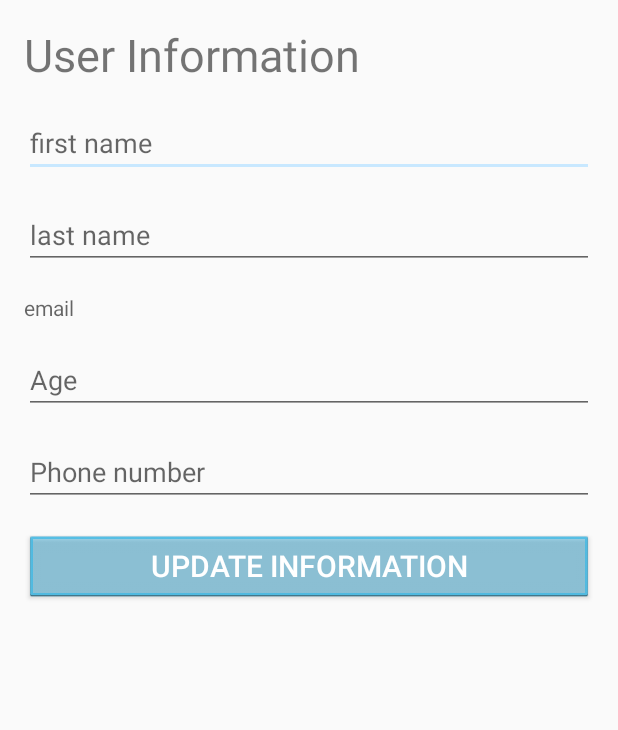
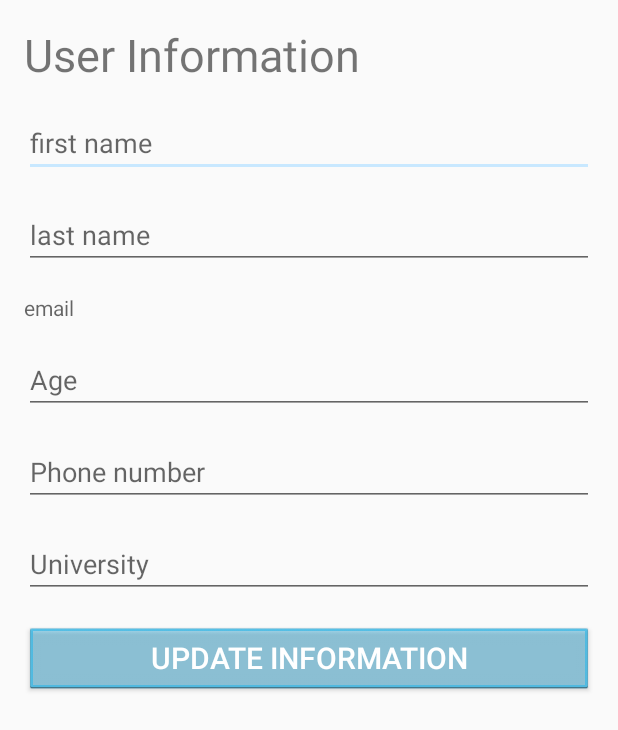
Before and after one commit to vovanluan/PTUDDD_Assignment2, an Android app: the HomeActivity screen opened directly, with no data from a screen before it, in the side drawer, after a tap on "Profile", on a phone screen of 412 x 824 dp. Shown: the top 730 px of the screen. Run offline under Robolectric (Android 15) with nearby library versions, the phone set to English and light mode, and no system bars; libraries missing offline, so code that uses them is left out: com.weiwangcn.betterspinner; 8 statements that could not run were skipped.

Commit message:
Add update user info

```diff
--- a/app/src/main/AndroidManifest.xml
+++ b/app/src/main/AndroidManifest.xml
@@ -5,6 +5,7 @@
     <uses-permission android:name="android.permission.INTERNET" />
 
     <application
+        android:name="entity.MyApplication"
         android:allowBackup="true"
         android:icon="@mipmap/ic_launcher"
         android:label="@string/app_name"
--- a/app/src/main/java/com/example/luan/activity/HomeActivity.java
+++ b/app/src/main/java/com/example/luan/activity/HomeActivity.java
@@ -45,6 +45,7 @@ import Fragment.StudentFragment;
 import adapter.UserAdapter;
 import adapter.ViewPagerAdapter;
 import entity.Card;
+import entity.DataHolder;
 import entity.User;
 import support.Support;
 
@@ -113,15 +114,9 @@ public class HomeActivity extends AppCompatActivity {
                 })
                 .setIcon(android.R.drawable.ic_dialog_alert);
 
-        // Get data from previous activity
-        jsonUser =  getIntent().getStringExtra("User");
-        Gson gson = new Gson();
-        Type type = new TypeToken<User>(){}.getType();
-        user = gson.fromJson(jsonUser, type);
-
         // parse data to header
-        name.setText(user.getBio().getFirstName() + " " + user.getBio().getLastName());
-        email.setText(user.getLocal().getEmail());
+        name.setText(DataHolder.getInstance().getData().getBio().getFirstName() + " " + DataHolder.getInstance().getData().getBio().getLastName());
+        email.setText(DataHolder.getInstance().getData().getLocal().getEmail());
 
         // receive broadcast on secured activity
         broadcastReceiver = new BroadcastReceiver() {
@@ -185,7 +180,7 @@ public class HomeActivity extends AppCompatActivity {
                         return true;
                     case R.id.profile:
                         Intent i = new Intent(HomeActivity.this, InformationActivity.class);
-                        i.putExtra("User", jsonUser);
+                        //i.putExtra("User", jsonUser);
                         startActivity(i);
                         return true;
                     case R.id.settings:
@@ -193,6 +188,7 @@ public class HomeActivity extends AppCompatActivity {
                         return true;
                     case R.id.aboutUs:
                         Toast.makeText(getApplicationContext(),"About us Selected",Toast.LENGTH_SHORT).show();
+                        Log.e("USER: ", DataHolder.getInstance().getData().getBio().getLastName());
                         return true;
                     case R.id.logOut:
                         logoutDialog.show();
--- /dev/null
+++ b/app/src/main/java/entity/DataHolder.java
@@ -0,0 +1,13 @@
+package entity;
+
+/**
+ * Created by Luan on 5/2/2016.
+ */
+public class DataHolder {
+    private User user;
+    public User getData() {return user;}
+    public void setData(User data) {this.user = data;}
+
+    private static final DataHolder holder = new DataHolder();
+    public static synchronized DataHolder getInstance() {return holder;}
+}
--- a/app/src/main/java/support/Support.java
+++ b/app/src/main/java/support/Support.java
@@ -2,11 +2,6 @@ package support;
 
 import android.text.TextUtils;
 import android.util.Patterns;
-import android.view.animation.Animation;
-import android.view.animation.AnimationUtils;
-import android.widget.EditText;
-
-import com.example.luan.activity.R;
 
 /**
  * Created by Luan on 29/03/2016.
--- a/app/src/main/res/layout/user_info.xml
+++ b/app/src/main/res/layout/user_info.xml
@@ -45,20 +45,12 @@
         android:layout_height="wrap_content"
         android:layout_marginTop="@dimen/activity_top_margin"
         android:hint="Phone number"/>
-<!--    <EditText
-        android:id="@+id/password"
+    <EditText
+        android:id="@+id/university"
         android:layout_width="match_parent"
         android:layout_height="wrap_content"
         android:layout_marginTop="@dimen/activity_top_margin"
-        android:hint="password"
-        android:password="true"/>
-    <EditText
-        android:id="@+id/confirm_password"
-        android:layout_width="match_parent"
-        android:layout_height="wrap_content"
-        android:layout_marginTop="@dimen/activity_top_margin"
-        android:hint="confirm password"
-        android:password="true"/>-->
+        android:hint="University"/>
     <Button
         android:id="@+id/update"
         android:layout_width="match_parent"
```
Also changed, not shown: app/src/main/java/com/example/luan/activity/InformationActivity.java (+38 -24 lines), app/src/main/java/com/example/luan/activity/LoginActivity.java (+6 -5 lines), app/src/main/java/com/example/luan/activity/RegisterActivity.java (+4 -7 lines), app/src/main/java/entity/User.java (+9 -6 lines).
